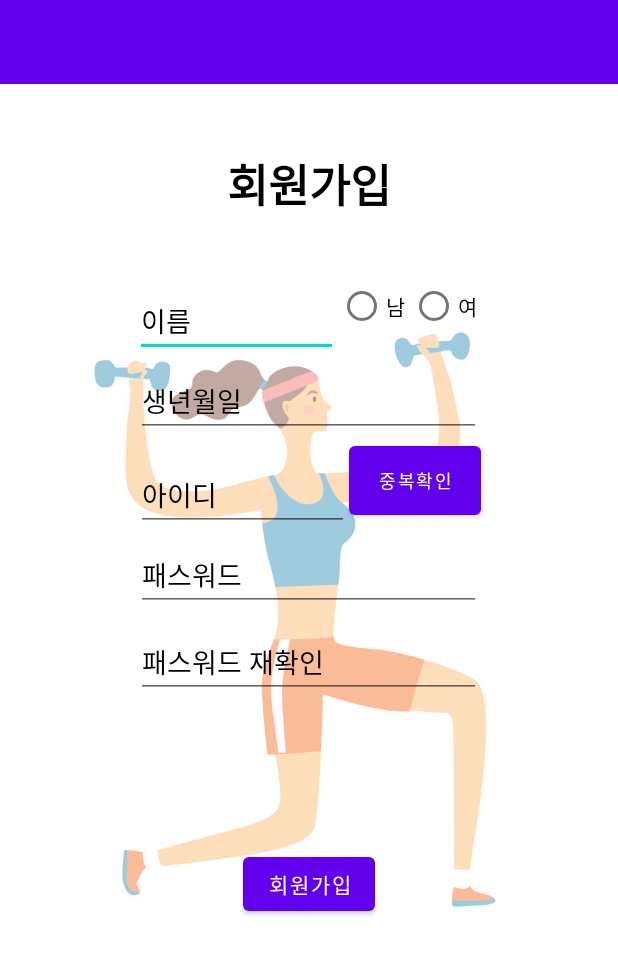
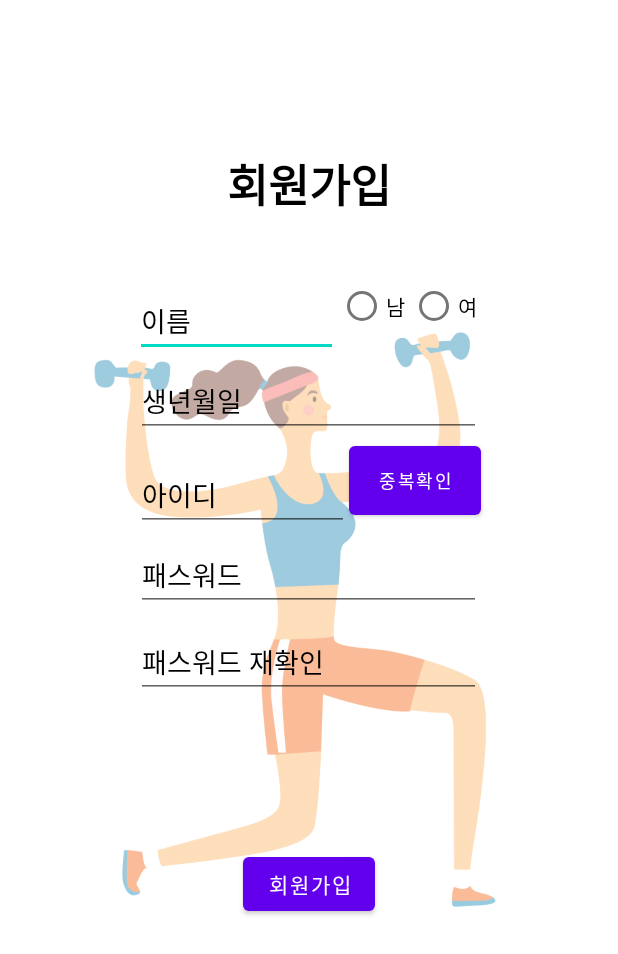
Before and after one commit to ekye26/healthcare, an Android app: the Health_signUp screen opened directly, with no data from a screen before it, after a tap on "회원가입", on a phone screen of 412 x 824 dp. Shown: the top 954 px of the screen. Run offline under Robolectric (Android 15) with nearby library versions, the phone set to English and light mode, and no system bars.

Commit message:
약간 수정

```diff
--- a/app/src/main/java/com/example/mit_healthcare/mainhealthcare/Health_login.kt
+++ b/app/src/main/java/com/example/mit_healthcare/mainhealthcare/Health_login.kt
@@ -40,7 +40,7 @@ class Health_login : AppCompatActivity() {
         val policy = StrictMode.ThreadPolicy.Builder().permitAll().build()
         StrictMode.setThreadPolicy(policy)
 
-        val jdbcURL = "jdbc:postgresql://localhost:5432/server"
+        val jdbcURL = "jdbc:postgresql://:5432/server"
         val username = "postgres"
         val password = "150526"
 
--- a/app/src/main/java/com/example/mit_healthcare/mainhealthcare/Health_signup.kt
+++ b/app/src/main/java/com/example/mit_healthcare/mainhealthcare/Health_signup.kt
@@ -1,9 +1,14 @@
 package com.example.mit_healthcare.mainhealthcare
 
+import android.app.Activity
 import android.content.Intent
 import android.os.Bundle
 import android.os.StrictMode
+import android.text.Editable
+import android.text.TextWatcher
+import android.view.View
 import android.widget.*
+import android.widget.RadioGroup.OnCheckedChangeListener
 import androidx.appcompat.app.AppCompatActivity
 import com.example.mit_healthcare.R
 import java.sql.DriverManager
@@ -12,6 +17,7 @@ import java.sql.SQLException
 
 
 class Health_signUp : AppCompatActivity() {
+
     override fun onCreate(savedInstanceState: Bundle?) {
         super.onCreate(savedInstanceState)
         setContentView(R.layout.health_signup)
@@ -26,8 +32,10 @@ class Health_signUp : AppCompatActivity() {
         val sign_name: EditText = findViewById(R.id.name)
         val sign_birt: EditText = findViewById(R.id.birth)
 
-//        val PW: String = sign_pw.text.toString()
-//        val PW_CHECK = sign_pw_check.text.toString().trim()
+        val gender : RadioGroup = findViewById(R.id.gender)
+
+        //val PW: String = sign_pw.text.toString()
+        //val PW_CHECK = sign_pw_check.text.toString()
 
 
         // 아이디 중복 체크 구현
@@ -36,11 +44,16 @@ class Health_signUp : AppCompatActivity() {
             id_check("$ID")
         }
 
+
+
         //postgreSQL로 입력값 전달
         button1.setOnClickListener {
-//            val radioGroup : RadioGroup = findViewById(R.id.RadioGroup)
-//            val male : RadioButton = findViewById(R.id.male)
-//            val female : RadioButton = findViewById(R.id.female)
+
+            val gender : RadioGroup = findViewById(R.id.gender)
+            val GENDER = when (gender.checkedRadioButtonId) {
+                R.id.male -> "남"
+                else -> "여"
+            }
 
             val ID: String = sign_id.text.toString()
             val PW: String = sign_pw.text.toString()
@@ -49,19 +62,18 @@ class Health_signUp : AppCompatActivity() {
             val BIRTH: String = sign_birt.text.toString()
             //val GENDER : String =
 
-            connect("$ID", "$PW", "$NAME", "$BIRTH")
+            connect("$ID", "$PW", "$NAME", "$BIRTH","$GENDER")
         }
     }
 
-
     /** postgreSQL 연결 및 botton1 클릭 시 값 전달 */
-    fun connect(ID: String, PW: String, NAME: String, BIRTH: String) {
+    private fun connect(ID: String, PW: String, NAME: String, BIRTH: String, GENDER: String) {
 
         //이 부분 없으면 오류 이유 파익 x
         val policy = StrictMode.ThreadPolicy.Builder().permitAll().build()
         StrictMode.setThreadPolicy(policy)
 
-        val jdbcURL = "jdbc:postgresql://localhost:5432/server" //서버 주소
+        val jdbcURL = "jdbc:postgresql://:5432/server" //서버 주소
         val username = "postgres" // 유저 이름
         val password = "150526" // 비번
 
@@ -71,7 +83,7 @@ class Health_signUp : AppCompatActivity() {
 
             /** 입력 */
             // 쿼리에 입력한다.
-            var sql = "INSERT INTO register (아이디, 패스워드, 이름, 생년월일)" + " VALUES (?,?,?,?)"
+            var sql = "INSERT INTO register (아이디, 패스워드, 이름, 생년월일, 성별)" + " VALUES (?,?,?,?,?)"
 
             val statement: PreparedStatement = connection.prepareStatement(sql)
 
@@ -80,6 +92,7 @@ class Health_signUp : AppCompatActivity() {
             statement.setString(2, "$PW")
             statement.setString(3, "$NAME")
             statement.setString(4, "$BIRTH")
+            statement.setString(5, "$GENDER")
 
             val rows = statement.executeUpdate()
 
@@ -99,12 +112,12 @@ class Health_signUp : AppCompatActivity() {
         }
     }
 
-    fun id_check (ID : String) {
+    private fun id_check(ID: String) {
 
         val policy = StrictMode.ThreadPolicy.Builder().permitAll().build()
         StrictMode.setThreadPolicy(policy)
 
-        val jdbcURL = "jdbc:postgresql://lcoalhost:5432/server" //서버 주소
+        val jdbcURL = "jdbc:postgresql://:5432/server" //서버 주소
         val username = "postgres" // 유저 이름
         val password = "150526" // 비번
 
--- a/app/src/main/res/layout/health_signup.xml
+++ b/app/src/main/res/layout/health_signup.xml
@@ -4,17 +4,6 @@
     android:layout_width="match_parent"
     android:layout_height="match_parent">
 
-
-    <androidx.appcompat.widget.Toolbar
-        android:id="@+id/toolbar3"
-        android:layout_width="0dp"
-        android:layout_height="wrap_content"
-        android:background="?attr/colorPrimary"
-        android:minHeight="?attr/actionBarSize"
-        android:theme="?attr/actionBarTheme"
-        app:layout_constraintEnd_toEndOf="parent"
-        app:layout_constraintStart_toStartOf="parent"
-        app:layout_constraintTop_toTopOf="@+id/imageView2" />
 
     <ImageView
         android:id="@+id/ImageView"
@@ -68,7 +57,7 @@
                 android:textColorHint="@color/black" />
 
             <RadioGroup
-                android:id="@+id/RadioGroup"
+                android:id="@+id/gender"
                 android:layout_width="match_parent"
                 android:layout_height="match_parent"
                 android:orientation="horizontal">
@@ -160,5 +149,6 @@
             android:layout_gravity="center"
             android:layout_marginTop="100dp"
             android:text="@string/sign_up" />
+
     </LinearLayout>
 </androidx.constraintlayout.widget.ConstraintLayout>
```
Also changed, not shown: app/build.gradle (+10 -0 lines), app/src/main/AndroidManifest.xml (+7 -8 lines), app/src/main/res/menu/main.xml (deleted, +0 -9 lines), app/src/main/res/values/themes.xml (+9 -0 lines).
